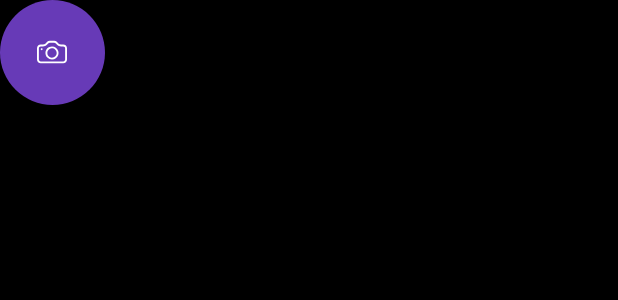
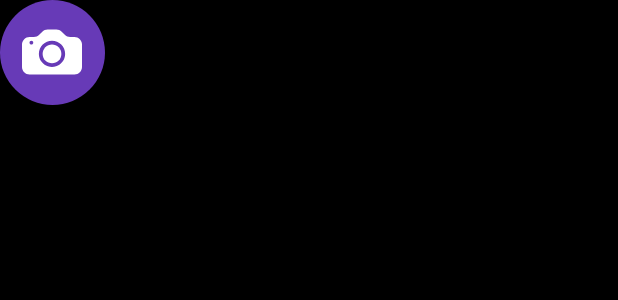
Before and after one commit to JacobSalvi/LocumVisium, an Android app: the layout camera_button_fragment.xml on its own in the app's theme, with its tools: preview values and no code run, on a phone screen of 412 x 824 dp. Shown: the top 300 px of the screen. Run offline under Robolectric (Android 15) with nearby library versions, the phone set to English and light mode, and no system bars.

Commit message:
UI improvement

```diff
--- a/app/src/main/java/com/example/mwcproject/fragments/NavBarFragment/NavBarFragment.java
+++ b/app/src/main/java/com/example/mwcproject/fragments/NavBarFragment/NavBarFragment.java
@@ -36,6 +36,7 @@ public class NavBarFragment extends Fragment implements CameraButtonListener {
         navbar = binding.bottomNavigationView;
         navbar.setSelectedItemId(R.id.map_btn);
         navbar.setOnItemSelectedListener(item -> {
+             CameraButtonFragment.changeCamToButton();
              if (item.getItemId() == R.id.map_btn) {
                  getParentFragmentManager().popBackStack();
              }else if(item.getItemId() == R.id.scroll_feed_btn){
--- /dev/null
+++ b/app/src/main/res/drawable/avd_button_to_cam.xml
@@ -0,0 +1,46 @@
+<animated-vector
+    xmlns:android="http://schemas.android.com/apk/res/android"
+    xmlns:aapt="http://schemas.android.com/aapt">
+    <aapt:attr name="android:drawable">
+        <vector
+            android:name="vector"
+            android:width="16dp"
+            android:height="16dp"
+            android:viewportWidth="16"
+            android:viewportHeight="16">
+            <path
+                android:name="path"
+                android:pathData="M 10.5 8.5 C 10.5 9.163 10.236 9.799 9.768 10.268 C 9.299 10.736 8.663 11 8 11 C 7.337 11 6.701 10.736 6.232 10.268 C 5.764 9.799 5.5 9.163 5.5 8.5 C 5.5 7.837 5.764 7.201 6.232 6.732 C 6.701 6.264 7.337 6 8 6 C 8.663 6 9.299 6.264 9.768 6.732 C 10.236 7.201 10.5 7.837 10.5 8.5"
+                android:fillColor="#000"
+                android:strokeWidth="1"
+                android:fillType="evenOdd"/>
+            <path
+                android:name="path_1"
+                android:pathData="M 2 4 C 1.47 4 0.961 4.211 0.586 4.586 C 0.211 4.961 0 5.47 0 6 L 0 12 C 0 12.53 0.211 13.039 0.586 13.414 C 0.961 13.789 1.47 14 2 14 L 14 14 C 14.53 14 15.039 13.789 15.414 13.414 C 15.789 13.039 16 12.53 16 12 L 16 6 C 16 5.47 15.789 4.961 15.414 4.586 C 15.039 4.211 14.53 4 14 4 L 12.828 4 C 12.298 4 11.789 3.789 11.414 3.414 L 10.586 2.586 C 10.211 2.211 9.702 2 9.172 2 L 6.828 2 C 6.298 2 5.789 2.211 5.414 2.586 L 4.586 3.414 C 4.211 3.789 3.702 4 3.172 4 Z M 2.5 6 C 2.367 6 2.24 5.947 2.146 5.854 C 2.053 5.76 2 5.633 2 5.5 C 2 5.367 2.053 5.24 2.146 5.146 C 2.24 5.053 2.367 5 2.5 5 C 2.633 5 2.76 5.053 2.854 5.146 C 2.947 5.24 3 5.367 3 5.5 C 3 5.633 2.947 5.76 2.854 5.854 C 2.76 5.947 2.633 6 2.5 6 M 11.5 8.5 C 11.5 9.239 11.266 9.959 10.832 10.557 C 10.397 11.155 9.784 11.6 9.082 11.829 C 8.379 12.057 7.621 12.057 6.918 11.829 C 6.216 11.6 5.603 11.155 5.168 10.557 C 4.734 9.959 4.5 9.239 4.5 8.5 C 4.5 7.572 4.869 6.681 5.525 6.025 C 6.181 5.369 7.072 5 8 5 C 8.928 5 9.819 5.369 10.475 6.025 C 11.131 6.681 11.5 7.572 11.5 8.5"
+                android:fillColor="#000"
+                android:strokeWidth="1"/>
+        </vector>
+    </aapt:attr>
+    <target android:name="path_1">
+        <aapt:attr name="android:animation">
+            <objectAnimator
+                android:propertyName="pathData"
+                android:duration="1000"
+                android:valueFrom="M 6.828 2 C 6.298 2 5.789 2.211 5.414 2.586 C 5.138 2.862 4.862 3.138 4.586 3.414 C 4.211 3.789 3.702 4 3.172 4 C 2.781 4 2.391 4 2 4 C 1.47 4 0.961 4.211 0.586 4.586 C 0.211 4.961 0 5.47 0 6 C 0 8 0 10 0 12 C 0 12.53 0.211 13.039 0.586 13.414 C 0.961 13.789 1.47 14 2 14 C 6 14 10 14 14 14 C 14.265 14 14.525 13.947 14.765 13.848 C 15.005 13.748 15.226 13.601 15.414 13.414 C 15.789 13.039 16 12.53 16 12 C 16 10 16 8 16 6 C 16 5.47 15.789 4.961 15.414 4.586 C 15.039 4.211 14.53 4 14 4 C 13.609 4 13.219 4 12.828 4 C 12.298 4 11.789 3.789 11.414 3.414 C 11.138 3.138 10.862 2.862 10.586 2.586 C 10.211 2.211 9.702 2 9.172 2 L 6.828 2 M 2.5 6 C 2.367 6 2.24 5.947 2.146 5.854 C 2.053 5.76 2 5.633 2 5.5 C 2 5.367 2.053 5.24 2.146 5.146 C 2.24 5.053 2.367 5 2.5 5 C 2.633 5 2.76 5.053 2.854 5.146 C 2.947 5.24 3 5.367 3 5.5 C 3 5.633 2.947 5.76 2.854 5.854 C 2.76 5.947 2.633 6 2.5 6 M 6.918 11.829 C 6.216 11.6 5.603 11.155 5.168 10.557 C 4.734 9.959 4.5 9.239 4.5 8.5 C 4.5 7.572 4.869 6.681 5.525 6.025 C 6.181 5.369 7.072 5 8 5 C 8.928 5 9.819 5.369 10.475 6.025 C 11.131 6.681 11.5 7.572 11.5 8.5 C 11.5 9.239 11.266 9.959 10.832 10.557 C 10.397 11.155 9.784 11.6 9.082 11.829 C 8.379 12.057 7.621 12.057 6.918 11.829"
+                android:valueTo="M 8 1.673 C 7.449 1.673 6.906 1.746 6.383 1.887 C 5.86 2.027 5.357 2.236 4.888 2.506 C 4.418 2.777 3.982 3.109 3.593 3.499 C 3.204 3.888 2.871 4.324 2.601 4.793 C 2.33 5.263 2.122 5.765 1.982 6.288 C 1.841 6.811 1.768 7.355 1.768 7.906 C 1.768 8.457 1.841 9 1.982 9.523 C 2.122 10.046 2.33 10.549 2.601 11.018 C 2.871 11.487 3.204 11.923 3.593 12.312 C 4.761 13.481 6.348 14.138 8 14.138 C 9.652 14.138 11.239 13.481 12.407 12.312 C 12.796 11.923 13.129 11.487 13.399 11.018 C 13.67 10.549 13.878 10.046 14.018 9.523 C 14.159 9 14.232 8.457 14.232 7.906 C 14.232 7.493 14.191 7.084 14.111 6.684 C 14.031 6.285 13.913 5.895 13.758 5.521 C 13.602 5.146 13.411 4.787 13.185 4.448 C 12.959 4.109 12.699 3.791 12.407 3.499 C 11.823 2.914 11.134 2.458 10.385 2.148 C 9.636 1.837 8.826 1.673 8 1.673 L 8 1.673 M 2.5 5.5 C 2.5 5.5 2.5 5.5 2.5 5.5 C 2.5 5.5 2.5 5.5 2.5 5.5 C 2.5 5.5 2.5 5.5 2.5 5.5 C 2.5 5.5 2.5 5.5 2.5 5.5 C 2.5 5.5 2.5 5.5 2.5 5.5 C 2.5 5.5 2.5 5.5 2.5 5.5 C 2.5 5.5 2.5 5.5 2.5 5.5 C 2.5 5.5 2.5 5.5 2.5 5.5 M 8 8.541 C 8 8.541 8 8.541 8 8.541 C 8 8.541 8 8.541 8 8.541 C 8 8.541 8 8.541 8 8.541 C 8 8.541 8 8.541 8 8.541 C 8 8.541 8 8.541 8 8.541 C 8 8.541 8 8.541 8 8.541 C 8 8.541 8 8.541 8 8.541 C 8 8.541 8 8.541 8 8.541 C 8 8.541 8 8.541 8 8.541"
+                android:valueType="pathType"
+                android:interpolator="@android:interpolator/fast_out_slow_in"/>
+        </aapt:attr>
+    </target>
+    <target android:name="path">
+        <aapt:attr name="android:animation">
+            <objectAnimator
+                android:propertyName="pathData"
+                android:duration="1000"
+                android:valueFrom="M 8 11 C 7.337 11 6.701 10.736 6.232 10.268 C 5.764 9.799 5.5 9.163 5.5 8.5 C 5.5 7.837 5.764 7.201 6.232 6.732 C 6.701 6.264 7.337 6 8 6 C 8.663 6 9.299 6.264 9.768 6.732 C 10.236 7.201 10.5 7.837 10.5 8.5 C 10.5 9.163 10.236 9.799 9.768 10.268 C 9.299 10.736 8.663 11 8 11 M 8 8 C 8 8 8 8 8 8 C 8 8 8 8 8 8 C 8 8 8 8 8 8 C 8 8 8 8 8 8 C 8 8 8 8 8 8 C 8 8 8 8 8 8 C 8 8 8 8 8 8 C 8 8 8 8 8 8"
+                android:valueTo="M 8 15 C 6.144 15 4.363 14.262 3.05 12.95 C 1.738 11.637 1 9.856 1 8 C 1 6.144 1.738 4.363 3.05 3.05 C 4.363 1.738 6.144 1 8 1 C 9.856 1 11.637 1.738 12.95 3.05 C 14.262 4.363 15 6.144 15 8 C 15 9.856 14.262 11.637 12.95 12.95 C 11.637 14.262 9.856 15 8 15 M 8 16 C 5.879 16 3.843 15.157 2.343 13.657 C 0.843 12.157 0 10.121 0 8 C 0 5.879 0.843 3.843 2.343 2.343 C 3.843 0.843 5.879 0 8 0 C 10.121 0 12.157 0.843 13.657 2.343 C 15.157 3.843 16 5.879 16 8 C 16 10.121 15.157 12.157 13.657 13.657 C 12.157 15.157 10.121 16 8 16"
+                android:valueType="pathType"
+                android:interpolator="@android:interpolator/fast_out_slow_in"/>
+        </aapt:attr>
+    </target>
+</animated-vector>
--- a/app/src/main/res/layout/camera_button_fragment.xml
+++ b/app/src/main/res/layout/camera_button_fragment.xml
@@ -10,15 +10,17 @@
         android:layout_width="wrap_content"
         android:layout_height="wrap_content"
         android:elevation="8dp"
-        android:src="@drawable/avd_anim"
+        android:src="@drawable/avd_button_to_cam"
         app:backgroundTint="@color/md_theme_dark_primary"
         app:fabCustomSize="70dp"
         app:layout_anchorGravity="bottom|center"
+        app:layout_constraintLeft_toLeftOf="parent"
+        app:layout_constraintRight_toRightOf="parent"
         app:layout_constraintTop_toTopOf="parent"
-        app:maxImageSize="20dp"
+        app:maxImageSize="40dp"
         app:rippleColor="@color/md_theme_dark_onPrimary"
         app:shapeAppearanceOverlay="@style/FloatingActionButton"
         app:tint="@android:color/white"
-        />
+        android:contentDescription="d" />
 
 </androidx.constraintlayout.widget.ConstraintLayout>
```
Also changed, not shown: app/src/main/java/com/example/mwcproject/fragments/NavBarFragment/CameraButton/CameraButtonFragment.java (+34 -12 lines), app/src/main/res/drawable/avd_cam_on_click.xml (added, +52 -0 lines), app/src/main/res/drawable/avd_cam_to_button.xml (added, +46 -0 lines).
